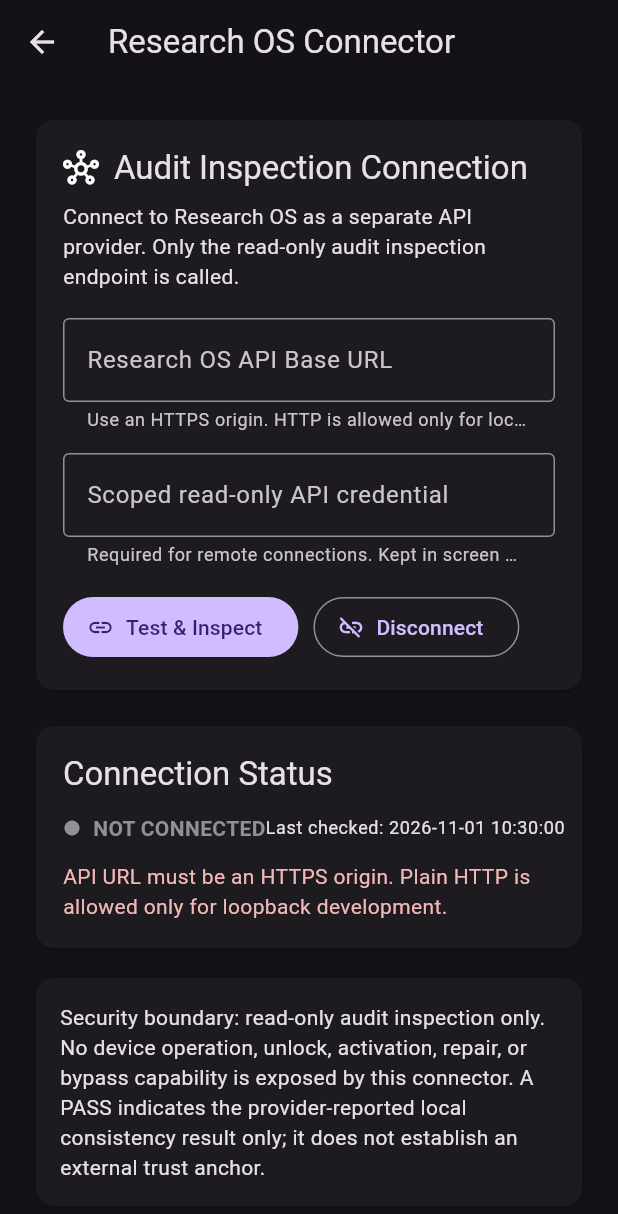
After one commit to phakphum12345/Bypass-iOS-, a Flutter app: the ResearchOsConnectionPage screen opened by its route, after a tap on "Test & Inspect", on a phone screen of 412 x 824 dp. The commit adds this screen. Shown: the top 1214 px of the screen. Run offline on Flutter 3.47's test engine with Material 3 defaults, Android fonts, the phone set to English and light mode, and no system bars.

Commit message:
feat(phase-24): add Research OS audit connector plugin (#34)
* feat(phase-24): add Research OS audit report model

* feat(phase-24): add read-only Research OS audit API client

* feat(phase-24): add Research OS connection plugin UI

* feat(phase-24): register Research OS connector route

* feat(phase-24): add Research OS connector entry point

* test(phase-24): cover Research OS audit API client

* test(phase-24): cover Research OS connector UI

* docs(phase-24): document Research OS connector consumer

* fix(phase-24): require credentials for remote connector

* fix(phase-24): clarify scoped connector credential

* test(phase-24): require authenticated remote connector

* docs(phase-24): require scoped remote API credential

* test(phase-24): avoid fixed development port

* test(phase-24): provide scoped credential in connector UI test

* test(phase-24): match rendered audit reason label

* test(phase-24): assert full cleared timestamp label

```diff
--- a/flutter_app/lib/app/navigation.dart
+++ b/flutter_app/lib/app/navigation.dart
@@ -1,14 +1,17 @@
 import 'package:flutter/material.dart';
 import '../features/dashboard/dashboard_page.dart';
+import '../features/integrations/research_os/research_os_connection_page.dart';
 
 class AppNavigation {
   const AppNavigation._();
 
   static const homeRoute = '/';
+  static const researchOsAuditRoute = '/integrations/research-os-audit';
 
   static Map<String, WidgetBuilder> routes() {
     return {
       homeRoute: (_) => const DashboardPage(),
+      researchOsAuditRoute: (_) => const ResearchOsConnectionPage(),
     };
   }
 }
--- a/flutter_app/lib/features/dashboard/dashboard_page.dart
+++ b/flutter_app/lib/features/dashboard/dashboard_page.dart
@@ -3,6 +3,7 @@ import 'package:flutter/material.dart';
 import '../../core/contracts/decision_contract.dart';
 import '../../core/models/decision_request.dart';
 import '../../core/services/decision_service.dart';
+import '../../app/navigation.dart';
 import 'widgets/decision_card.dart';
 import 'widgets/device_card.dart';
 import 'widgets/security_gate_card.dart';
@@ -178,11 +179,8 @@ class _DashboardPageState extends State<DashboardPage> {
               ),
             ],
             const SizedBox(height: 24),
-
             const DeviceCard(),
-
             const SizedBox(height: 16),
-
             Row(
               children: [
                 Expanded(
@@ -210,9 +208,7 @@ class _DashboardPageState extends State<DashboardPage> {
                 ),
               ],
             ),
-
             const SizedBox(height: 16),
-
             Row(
               children: [
                 Expanded(
@@ -234,13 +230,9 @@ class _DashboardPageState extends State<DashboardPage> {
                 ),
               ],
             ),
-
             const SizedBox(height: 24),
-
             DecisionCard(response: response),
-
             const SizedBox(height: 24),
-
             Row(
               children: [
                 FilledButton.icon(
@@ -268,6 +260,13 @@ class _DashboardPageState extends State<DashboardPage> {
               icon: const Icon(Icons.health_and_safety_outlined),
               label: const Text('Recovery Assistant'),
             ),
+            const SizedBox(height: 12),
+            OutlinedButton.icon(
+              onPressed: () => Navigator.of(context)
+                  .pushNamed(AppNavigation.researchOsAuditRoute),
+              icon: const Icon(Icons.hub_outlined),
+              label: const Text('Research OS Audit Connector'),
+            ),
           ],
         ),
       ),
--- /dev/null
+++ b/flutter_app/lib/features/integrations/research_os/audit_inspection_report.dart
@@ -0,0 +1,71 @@
+class AuditInspectionReport {
+  const AuditInspectionReport({
+    required this.status,
+    required this.reason,
+    required this.ledgerEventCount,
+    required this.checkpointCount,
+    required this.verifiedCheckpointCount,
+    required this.externalAnchorStatus,
+    required this.storageTrust,
+    this.latestCheckpointHash,
+  });
+
+  final String status;
+  final String reason;
+  final int ledgerEventCount;
+  final int checkpointCount;
+  final int verifiedCheckpointCount;
+  final String externalAnchorStatus;
+  final String storageTrust;
+  final String? latestCheckpointHash;
+
+  factory AuditInspectionReport.fromJson(Map<String, dynamic> json) {
+    final rawStatus = json['status'];
+    if (rawStatus is! String ||
+        !const {'PASS', 'FAIL', 'UNKNOWN'}.contains(rawStatus)) {
+      throw const FormatException('Invalid audit inspection status.');
+    }
+
+    final reason = json['reason'];
+    if (reason is! String || reason.isEmpty) {
+      throw const FormatException('Missing audit inspection reason.');
+    }
+
+    int readCount(String key) {
+      final value = json[key];
+      if (value == null) return 0;
+      if (value is! int || value < 0) {
+        throw FormatException('Invalid audit inspection field: $key.');
+      }
+      return value;
+    }
+
+    String readLabel(String key, String fallback) {
+      final value = json[key];
+      if (value == null) return fallback;
+      if (value is! String || value.isEmpty) {
+        throw FormatException('Invalid audit inspection field: $key.');
+      }
+      return value;
+    }
+
+    final latestHash = json['latest_checkpoint_hash'];
+    if (latestHash != null && latestHash is! String) {
+      throw const FormatException('Invalid latest checkpoint hash.');
+    }
+
+    return AuditInspectionReport(
+      status: rawStatus,
+      reason: reason,
+      ledgerEventCount: readCount('ledger_event_count'),
+      checkpointCount: readCount('checkpoint_count'),
+      verifiedCheckpointCount: readCount('verified_checkpoint_count'),
+      externalAnchorStatus: readLabel('external_anchor_status', 'UNKNOWN'),
+      storageTrust: readLabel(
+        'storage_trust',
+        'UNVERIFIED_LOCAL_DATABASE',
+      ),
+      latestCheckpointHash: latestHash as String?,
+    );
+  }
+}
--- /dev/null
+++ b/flutter_app/lib/features/integrations/research_os/research_os_audit_client.dart
@@ -0,0 +1,131 @@
+import 'dart:convert';
+
+import 'package:http/http.dart' as http;
+
+import 'audit_inspection_report.dart';
+
+class ResearchOsApiException implements Exception {
+  const ResearchOsApiException(this.message);
+
+  final String message;
+
+  @override
+  String toString() => 'ResearchOsApiException: $message';
+}
+
+class ResearchOsAuditClient {
+  ResearchOsAuditClient({
+    http.Client? client,
+    this.timeout = const Duration(seconds: 10),
+  }) : _client = client ?? http.Client(),
+       _ownsClient = client == null;
+
+  final http.Client _client;
+  final bool _ownsClient;
+  final Duration timeout;
+
+  Future<AuditInspectionReport> inspect({
+    required String baseUrl,
+    String? bearerToken,
+  }) async {
+    final base = _validateBaseUrl(baseUrl);
+    final token = bearerToken?.trim();
+    final isLoopback =
+        const {'localhost', '127.0.0.1', '::1'}
+            .contains(base.host.toLowerCase());
+
+    if (!isLoopback && (token == null || token.isEmpty)) {
+      throw const ResearchOsApiException(
+        'A scoped read-only credential is required for remote Research OS connections.',
+      );
+    }
+    if (token != null && token.contains(RegExp(r'\s'))) {
+      throw const ResearchOsApiException(
+        'Credential format is invalid. Credentials must not contain whitespace.',
+      );
+    }
+
+    final uri = base.resolve('/v1/audit/inspection');
+    final headers = <String, String>{
+      'Accept': 'application/json',
+      'Cache-Control': 'no-store',
+    };
+    if (token != null) {
+      headers['Authorization'] = 'Bearer $token';
+    }
+
+    late final http.Response response;
+    try {
+      response = await _client.get(uri, headers: headers).timeout(timeout);
+    } on Exception {
+      throw const ResearchOsApiException(
+        'Research OS could not be reached or the request timed out.',
+      );
+    }
+
+    if (response.statusCode == 401 || response.statusCode == 403) {
+      throw const ResearchOsApiException(
+        'Research OS rejected the connection or its read-only permission.',
+      );
+    }
+    if (response.statusCode != 200 && response.statusCode != 503) {
+      throw ResearchOsApiException(
+        'Research OS returned HTTP ${response.statusCode}.',
+      );
+    }
+
+    late final Object? decoded;
+    try {
+      decoded = jsonDecode(response.body);
+    } on FormatException {
+      throw const ResearchOsApiException(
+        'Research OS returned invalid JSON.',
+      );
+    }
+    if (decoded is! Map<String, dynamic>) {
+      throw const ResearchOsApiException(
+        'Research OS response must be a JSON object.',
+      );
+    }
+
+    late final AuditInspectionReport report;
+    try {
+      report = AuditInspectionReport.fromJson(decoded);
+    } on FormatException {
+      throw const ResearchOsApiException(
+        'Research OS response did not match the audit inspection contract.',
+      );
+    }
+
+    if (response.statusCode == 503 && report.status != 'UNKNOWN') {
+      throw const ResearchOsApiException(
+        'Research OS returned an inconsistent unavailable response.',
+      );
+    }
+    return report;
+  }
+
+  Uri _validateBaseUrl(String value) {
+    final parsed = Uri.tryParse(value.trim());
+    if (parsed == null ||
+        !parsed.hasAuthority ||
+        parsed.host.isEmpty ||
+        parsed.userInfo.isNotEmpty ||
+        parsed.query.isNotEmpty ||
+        parsed.fragment.isNotEmpty ||
+        (parsed.path.isNotEmpty && parsed.path != '/') ||
+        !(parsed.scheme == 'https' ||
+            (parsed.scheme == 'http' &&
+                const {'localhost', '127.0.0.1', '::1'}
+                    .contains(parsed.host.toLowerCase())))) {
+      throw const ResearchOsApiException(
+        'API URL must be an HTTPS origin. Plain HTTP is allowed only for loopback development.',
+      );
+    }
+    return parsed;
+  }
+
+  void close() {
+    if (_ownsClient) _client.close();
+  }
+}
--- /dev/null
+++ b/flutter_app/lib/features/integrations/research_os/research_os_connection_page.dart
@@ -0,0 +1,324 @@
+import 'package:flutter/material.dart';
+import 'package:http/http.dart' as http;
+
+import 'audit_inspection_report.dart';
+import 'research_os_audit_client.dart';
+
+class ResearchOsConnectionPage extends StatefulWidget {
+  const ResearchOsConnectionPage({super.key, this.httpClient});
+
+  final http.Client? httpClient;
+
+  @override
+  State<ResearchOsConnectionPage> createState() =>
+      _ResearchOsConnectionPageState();
+}
+
+class _ResearchOsConnectionPageState extends State<ResearchOsConnectionPage> {
+  late final ResearchOsAuditClient _client;
+  final TextEditingController _baseUrlController = TextEditingController();
+  final TextEditingController _tokenController = TextEditingController();
+
+  AuditInspectionReport? _report;
+  String? _error;
+  DateTime? _lastChecked;
+  bool _checking = false;
+
+  @override
+  void initState() {
+    super.initState();
+    _client = ResearchOsAuditClient(client: widget.httpClient);
+  }
+
+  @override
+  void dispose() {
+    _baseUrlController.dispose();
+    _tokenController.dispose();
+    _client.close();
+    super.dispose();
+  }
+
+  Future<void> _testConnection() async {
+    setState(() {
+      _checking = true;
+      _error = null;
+      _report = null;
+    });
+
+    try {
+      final report = await _client.inspect(
+        baseUrl: _baseUrlController.text,
+        bearerToken: _tokenController.text.isEmpty
+            ? null
+            : _tokenController.text,
+      );
+      if (!mounted) return;
+      setState(() {
+        _report = report;
+        _lastChecked = DateTime.now();
+      });
+    } on ResearchOsApiException catch (error) {
+      if (!mounted) return;
+      setState(() {
+        _error = error.message;
+        _lastChecked = DateTime.now();
+      });
+    } finally {
+      if (mounted) {
+        setState(() {
+          _checking = false;
+        });
+      }
+    }
+  }
+
+  void _disconnect() {
+    setState(() {
+      _baseUrlController.clear();
+      _tokenController.clear();
+      _report = null;
+      _error = null;
+      _lastChecked = null;
+    });
+  }
+
+  String get _connectionStatus {
+    if (_error != null) return 'NOT CONNECTED';
+    return _report?.status ?? 'NOT CONNECTED';
+  }
+
+  Color _statusColor(BuildContext context) {
+    switch (_connectionStatus) {
+      case 'PASS':
+        return Colors.green;
+      case 'FAIL':
+        return Theme.of(context).colorScheme.error;
+      case 'UNKNOWN':
+        return Colors.orange;
+      default:
+        return Theme.of(context).colorScheme.outline;
+    }
+  }
+
+  String _formatLastChecked() {
+    final value = _lastChecked;
+    if (value == null) return 'Never';
+    return value
+        .toLocal()
+        .toIso8601String()
+        .replaceFirst('T', ' ')
+        .split('.')
+        .first;
+  }
+
+  @override
+  Widget build(BuildContext context) {
+    final report = _report;
+    final statusColor = _statusColor(context);
+
+    return Scaffold(
+      appBar: AppBar(
+        title: const Text('Research OS Connector'),
+      ),
+      body: ListView(
+        padding: const EdgeInsets.all(20),
+        children: [
+          Card(
+            child: Padding(
+              padding: const EdgeInsets.all(18),
+              child: Column(
+                crossAxisAlignment: CrossAxisAlignment.start,
+                children: [
+                  Row(
+                    children: [
+                      const Icon(Icons.hub_outlined),
+                      const SizedBox(width: 10),
+                      Expanded(
+                        child: Text(
+                          'Audit Inspection Connection',
+                          style: Theme.of(context).textTheme.titleLarge,
+                        ),
+                      ),
+                    ],
+                  ),
+                  const SizedBox(height: 8),
+                  const Text(
+                    'Connect to Research OS as a separate API provider. '
+                    'Only the read-only audit inspection endpoint is called.',
+                  ),
+                  const SizedBox(height: 18),
+                  TextField(
+                    controller: _baseUrlController,
+                    keyboardType: TextInputType.url,
+                    autocorrect: false,
+                    decoration: const InputDecoration(
+                      labelText: 'Research OS API Base URL',
+                      hintText: 'https://research.example.com',
+                      helperText:
+                          'Use an HTTPS origin. HTTP is allowed only for localhost development.',
+                      border: OutlineInputBorder(),
+                    ),
+                  ),
+                  const SizedBox(height: 14),
+                  TextField(
+                    controller: _tokenController,
+                    obscureText: true,
+                    autocorrect: false,
+                    enableSuggestions: false,
+                    decoration: const InputDecoration(
+                      labelText: 'Scoped read-only API credential',
+                      helperText:
+                          'Required for remote connections. Kept in screen memory only; never saved or placed in the URL.',
+                      border: OutlineInputBorder(),
+                    ),
+                  ),
+                  const SizedBox(height: 16),
+                  Wrap(
+                    spacing: 10,
+                    runSpacing: 10,
+                    children: [
+                      FilledButton.icon(
+                        onPressed: _checking ? null : _testConnection,
+                        icon: _checking
+                            ? const SizedBox(
+                                width: 16,
+                                height: 16,
+                                child: CircularProgressIndicator(
+                                  strokeWidth: 2,
+                                ),
+                              )
+                            : const Icon(Icons.link),
+                        label: Text(
+                          _checking ? 'Checking...' : 'Test & Inspect',
+                        ),
+                      ),
+                      OutlinedButton.icon(
+                        onPressed: _checking ? null : _disconnect,
+                        icon: const Icon(Icons.link_off),
+                        label: const Text('Disconnect'),
+                      ),
+                    ],
+                  ),
+                ],
+              ),
+            ),
+          ),
+          const SizedBox(height: 16),
+          Card(
+            child: Padding(
+              padding: const EdgeInsets.all(18),
+              child: Column(
+                crossAxisAlignment: CrossAxisAlignment.start,
+                children: [
+                  Text(
+                    'Connection Status',
+                    style: Theme.of(context).textTheme.titleLarge,
+                  ),
+                  const SizedBox(height: 12),
+                  Row(
+                    children: [
+                      Icon(Icons.circle, size: 12, color: statusColor),
+                      const SizedBox(width: 8),
+                      Text(
+                        _connectionStatus,
+                        style: TextStyle(
+                          color: statusColor,
+                          fontWeight: FontWeight.bold,
+                        ),
+                      ),
+                      const Spacer(),
+                      Text(
+                        'Last checked: ${_formatLastChecked()}',
+                        style: Theme.of(context).textTheme.bodySmall,
+                      ),
+                    ],
+                  ),
+                  if (_error != null) ...[
+                    const SizedBox(height: 12),
+                    Text(
+                      _error!,
+                      style: TextStyle(
+                        color: Theme.of(context).colorScheme.error,
+                      ),
+                    ),
+                  ],
+                  if (report != null) ...[
+                    const SizedBox(height: 16),
+                    Text('Reason: ${report.reason}'),
+                    const Divider(height: 24),
+                    _MetricRow(
+                      label: 'Ledger events',
+                      value: report.ledgerEventCount.toString(),
+                    ),
+                    _MetricRow(
+                      label: 'Checkpoints',
+                      value: report.checkpointCount.toString(),
+                    ),
+                    _MetricRow(
+                      label: 'Verified checkpoints',
+                      value: report.verifiedCheckpointCount.toString(),
+                    ),
+                    _MetricRow(
+                      label: 'External anchor',
+                      value: report.externalAnchorStatus,
+                    ),
+                    _MetricRow(
+                      label: 'Storage trust',
+                      value: report.storageTrust,
+                    ),
+                    if (report.latestCheckpointHash != null)
+                      _MetricRow(
+                        label: 'Latest checkpoint digest',
+                        value: report.latestCheckpointHash!,
+                      ),
+                  ],
+                ],
+              ),
+            ),
+          ),
+          const SizedBox(height: 12),
+          const Card(
+            child: Padding(
+              padding: EdgeInsets.all(16),
+              child: Text(
+                'Security boundary: read-only audit inspection only. '
+                'No device operation, unlock, activation, repair, or bypass '
+                'capability is exposed by this connector. A PASS indicates '
+                'the provider-reported local consistency result only; it '
+                'does not establish an external trust anchor.',
+              ),
+            ),
+          ),
+        ],
+      ),
+    );
+  }
+}
+
+class _MetricRow extends StatelessWidget {
+  const _MetricRow({required this.label, required this.value});
+
+  final String label;
+  final String value;
+
+  @override
+  Widget build(BuildContext context) {
+    return Padding(
+      padding: const EdgeInsets.symmetric(vertical: 5),
+      child: Row(
+        crossAxisAlignment: CrossAxisAlignment.start,
+        children: [
+          Expanded(child: Text(label)),
+          const SizedBox(width: 12),
+          Flexible(
+            child: Text(
+              value,
+              textAlign: TextAlign.end,
+              style: Theme.of(context).textTheme.bodyMedium,
+            ),
+          ),
+        ],
+      ),
+    );
+  }
+}
```
Also changed, not shown: 3 other files.
